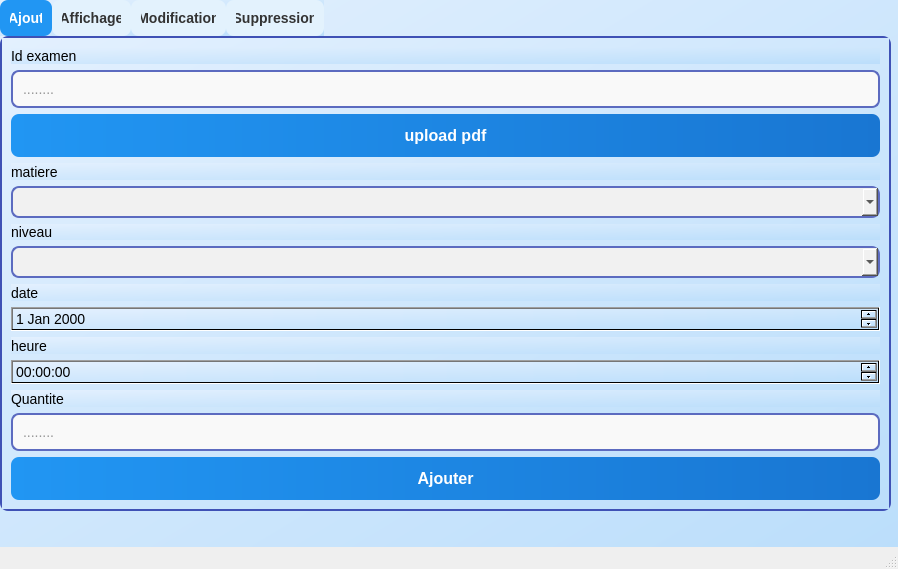
Qt form mainwindow.ui (azizjalloul1/projet-c-CODEHEXA) before a commit.
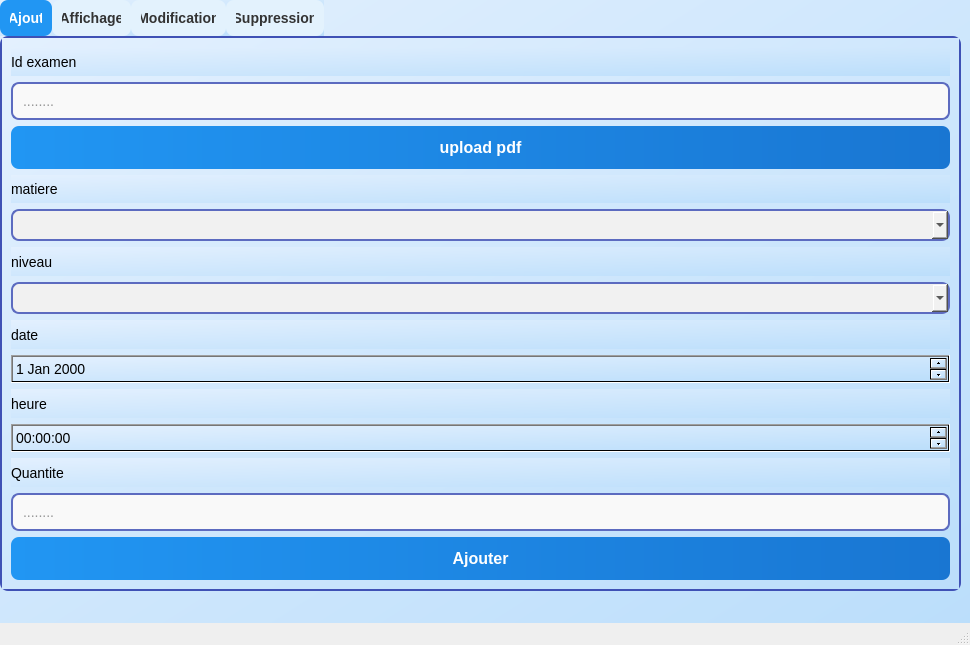
The same form after that commit.

Diff of the .ui file:
```diff
--- a/mainwindow.ui
+++ b/mainwindow.ui
@@ -6,8 +6,8 @@
    <rect>
     <x>0</x>
     <y>0</y>
-    <width>898</width>
-    <height>569</height>
+    <width>970</width>
+    <height>645</height>
    </rect>
   </property>
   <property name="windowTitle">
@@ -114,8 +114,8 @@
      <rect>
       <x>0</x>
       <y>0</y>
-      <width>891</width>
-      <height>511</height>
+      <width>961</width>
+      <height>591</height>
      </rect>
     </property>
     <property name="styleSheet">
@@ -258,6 +258,12 @@
         </item>
         <item>
          <widget class="QDateEdit" name="datajout">
+          <property name="maximumSize">
+           <size>
+            <width>16777215</width>
+            <height>50</height>
+           </size>
+          </property>
           <property name="styleSheet">
            <string notr="true">color: rgb(0, 0, 0);</string>
           </property>
@@ -281,6 +287,12 @@
         </item>
         <item>
          <widget class="QTimeEdit" name="herajout">
+          <property name="maximumSize">
+           <size>
+            <width>16777215</width>
+            <height>50</height>
+           </size>
+          </property>
           <property name="styleSheet">
            <string notr="true">color: rgb(0, 0, 0);</string>
           </property>
```
Left out of the diff: 22 changed lines with no effect on the pictures.
